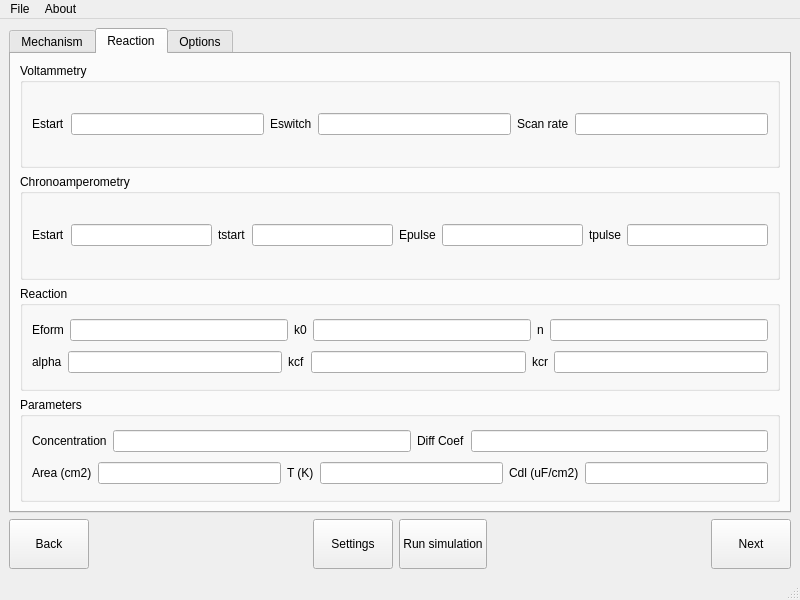
Before: the Qt Designer form simec/mainwindow.ui in yerga/simEC, drawn with Qt 5.
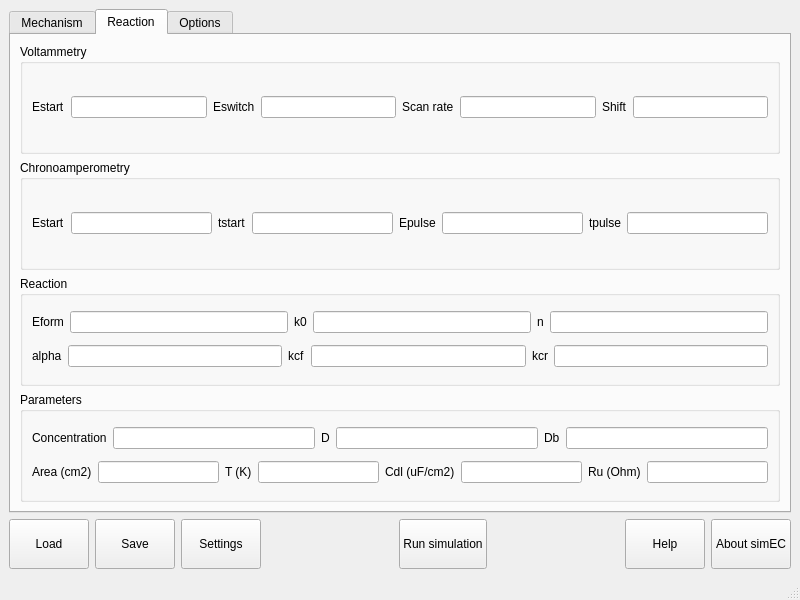
After: the same form once the commit is applied. Icons and pictures are not drawn.

Commit message: A few more functions (save/load; plot experimental, irdrop

```diff
--- a/simec/mainwindow.ui
+++ b/simec/mainwindow.ui
@@ -28,22 +28,22 @@
            </size>
           </property>
           <property name="text">
-           <string>Back</string>
+           <string>Load</string>
           </property>
          </widget>
         </item>
         <item>
-         <spacer name="horizontalSpacer">
-          <property name="orientation">
-           <enum>Qt::Horizontal</enum>
-          </property>
-          <property name="sizeHint" stdset="0">
+         <widget class="QPushButton" name="saveButton">
+          <property name="minimumSize">
            <size>
-            <width>40</width>
-            <height>20</height>
+            <width>0</width>
+            <height>50</height>
            </size>
           </property>
-         </spacer>
+          <property name="text">
+           <string>Save</string>
+          </property>
+         </widget>
         </item>
         <item>
          <widget class="QPushButton" name="settingsButton">
@@ -58,6 +58,19 @@
           </property>
          </widget>
         </item>
+        <item>
+         <spacer name="horizontalSpacer_4">
+          <property name="orientation">
+           <enum>Qt::Horizontal</enum>
+          </property>
+          <property name="sizeHint" stdset="0">
+           <size>
+            <width>40</width>
+            <height>20</height>
+           </size>
+          </property>
+         </spacer>
+        </item>
         <item>
          <widget class="QPushButton" name="runButton">
           <property name="minimumSize">
@@ -93,7 +106,20 @@
            </size>
           </property>
           <property name="text">
-           <string>Next</string>
+           <string>Help</string>
+          </property>
+         </widget>
+        </item>
+        <item>
+         <widget class="QPushButton" name="aboutButton">
+          <property name="minimumSize">
+           <size>
+            <width>0</width>
+            <height>50</height>
+           </size>
+          </property>
+          <property name="text">
+           <string>About simEC</string>
           </property>
          </widget>
         </item>
@@ -253,6 +279,16 @@
              <item>
               <widget class="QLineEdit" name="scanrateline"/>
              </item>
+             <item>
+              <widget class="QLabel" name="label_22">
+               <property name="text">
+                <string>Shift</string>
+               </property>
+              </widget>
+             </item>
+             <item>
+              <widget class="QLineEdit" name="shiftEdit"/>
+             </item>
             </layout>
            </item>
           </layout>
@@ -409,13 +445,23 @@
              <item>
               <widget class="QLabel" name="label_14">
                <property name="text">
-                <string>Diff Coef</string>
+                <string>D</string>
                </property>
               </widget>
              </item>
              <item>
               <widget class="QLineEdit" name="diffcoefline"/>
              </item>
+             <item>
+              <widget class="QLabel" name="dblabel">
+               <property name="text">
+                <string>Db</string>
+               </property>
+              </widget>
+             </item>
+             <item>
+              <widget class="QLineEdit" name="diffcoef2line"/>
+             </item>
             </layout>
            </item>
            <item>
@@ -450,6 +496,16 @@
              <item>
               <widget class="QLineEdit" name="Cdlline"/>
              </item>
+             <item>
+              <widget class="QLabel" name="label_23">
+               <property name="text">
+                <string>Ru (Ohm)</string>
+               </property>
+              </widget>
+             </item>
+             <item>
+              <widget class="QLineEdit" name="ruline"/>
+             </item>
             </layout>
            </item>
           </layout>
@@ -594,33 +650,6 @@
     </item>
    </layout>
   </widget>
-  <widget class="QMenuBar" name="menubar">
-   <property name="geometry">
-    <rect>
-     <x>0</x>
-     <y>0</y>
-     <width>800</width>
-     <height>22</height>
-    </rect>
-   </property>
-   <widget class="QMenu" name="menuFile">
-    <property name="title">
-     <string>File</string>
-    </property>
-    <addaction name="actionOpen"/>
-    <addaction name="actionSave"/>
-    <addaction name="actionQuit"/>
-   </widget>
-   <widget class="QMenu" name="menuAbout">
-    <property name="title">
-     <string>About</string>
-    </property>
-    <addaction name="actionHelp"/>
-    <addaction name="actionAbout_simEC"/>
-   </widget>
-   <addaction name="menuFile"/>
-   <addaction name="menuAbout"/>
-  </widget>
   <widget class="QStatusBar" name="statusbar"/>
   <action name="actionAbout_simEC">
    <property name="text">
```
Left out of the diff: 53 changed lines with no effect on the pictures. The commit also changes 5 other files.
